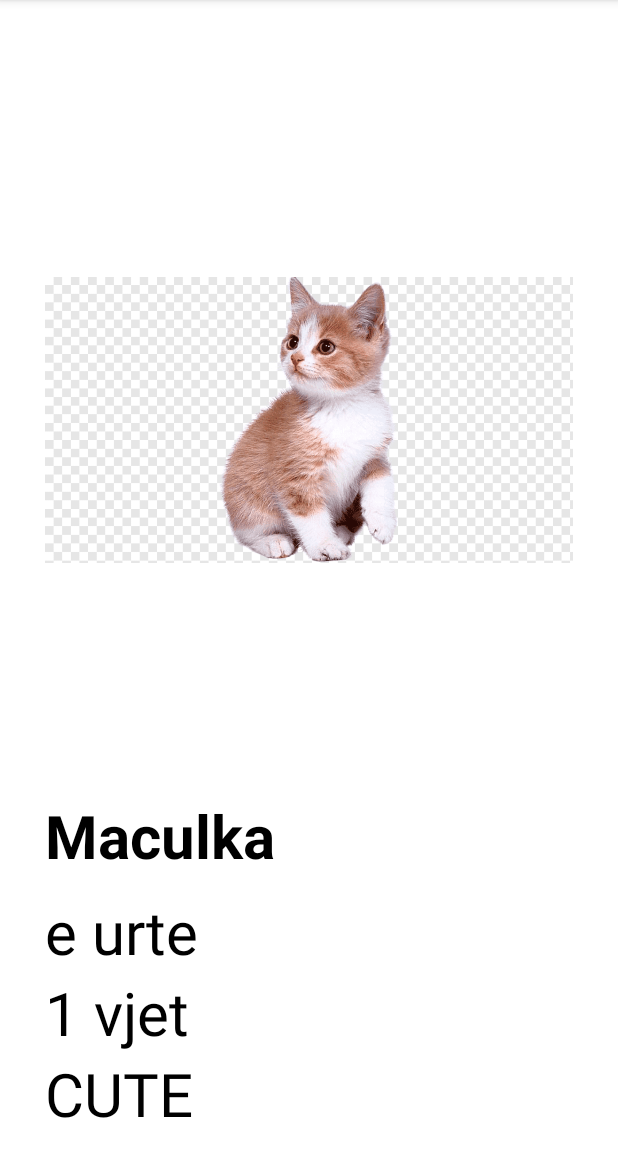
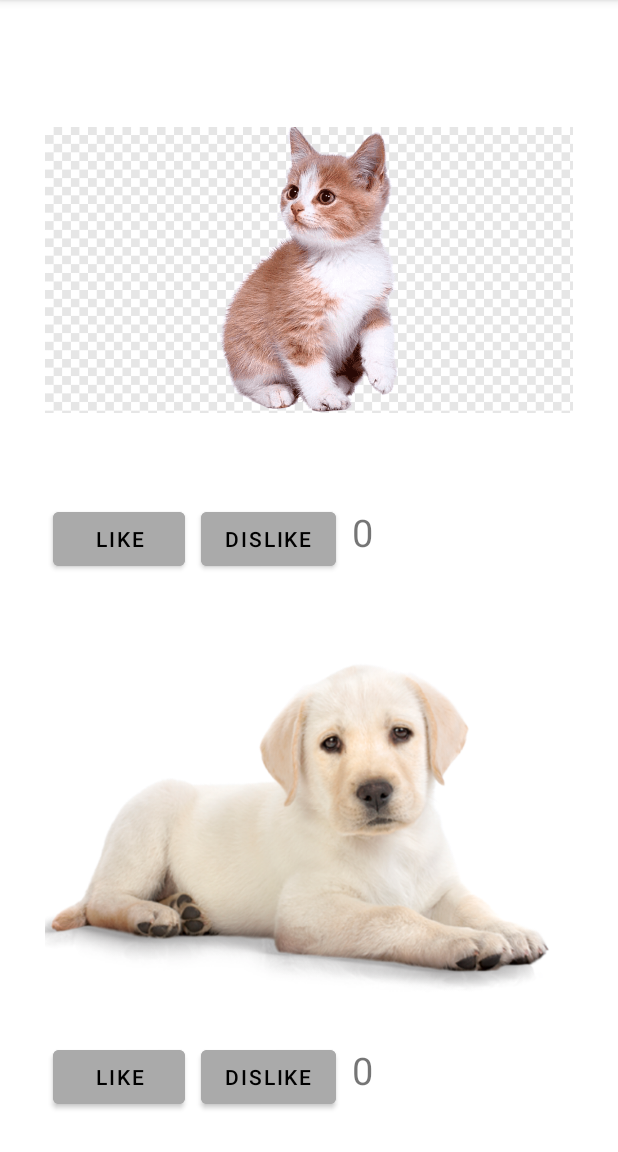
Before and after one commit to arlindiDev/cactussmobile, an Android app: the screen it shows after launch (MainActivity), on a phone screen of 412 x 824 dp, the part 84-1236 px from its top. Run offline under Robolectric (Android 15) with nearby library versions, the phone set to English and light mode, and no system bars.

Commit message:
Animals Feed App finished

```diff
--- a/app/src/main/java/com/mojo/myapplication/MainActivity.kt
+++ b/app/src/main/java/com/mojo/myapplication/MainActivity.kt
@@ -1,12 +1,15 @@
 package com.mojo.myapplication
 
+import android.graphics.Color
 import android.os.Bundle
 import android.view.View
+import android.widget.Button
 import android.widget.ImageView
 import android.widget.TextView
 import androidx.annotation.DrawableRes
 import androidx.appcompat.app.AppCompatActivity
 import androidx.appcompat.widget.LinearLayoutCompat
+import androidx.core.view.isVisible
 
 class MainActivity : AppCompatActivity() {
 
@@ -19,35 +22,56 @@ class MainActivity : AppCompatActivity() {
         content = findViewById(R.id.content)
 
         val animals = listOf(
-            Cat("Maculka", R.drawable.cat, "e urte", "1 vjet", true),
-            Dog("Bubi", R.drawable.dog, "qen i mir", "3 vet"),
-            Dog("Reksi", R.drawable.dog1, "qen i mir", "4 vet"),
-            Dog("Sharri", R.drawable.dog2, "qen i mir", "1 vet"),
-            Cat("Maca", R.drawable.cat, "e urte", "1 vjet", false),
-            Dog("Haski", R.drawable.dog3, "qen i mir", "2 muj"),
-            Dog("Meksi", R.drawable.dog4, "qen i mir", "3 vet"),
-            Dog("Lacy", R.drawable.dog5, "qen i mir", "1 vet"),
+            Cat("Maculka", R.drawable.cat, "e urte", "1 vjet", isCute = true, likesCount = 0),
+            Dog("Bubi", R.drawable.dog, "qen i mir", "3 vjet", 0),
+            Dog("Reksi", R.drawable.dog1, "qen i mir", "4 vjet", 0),
+            Dog("Sharri", R.drawable.dog2, "qen i mir", "1 vjet", 0),
+            Cat("Maca", R.drawable.cat, "e urte", "1 vjet", 0, isCute = false),
+            Dog("Haski", R.drawable.dog3, "qen i mir", "2 muj", 0),
+            Dog("Meksi", R.drawable.dog4, "qen i mir", "3 vjet", 0),
+            Dog("Lacy", R.drawable.dog5, "qen i mir", "1 vjet", 0),
         )
 
         for (animal in animals) {
             val animalItem: View = layoutInflater.inflate(R.layout.animal_item, null)
-
             val animalNameText = animalItem.findViewById<TextView>(R.id.animalNameText)
             val animalImage = animalItem.findViewById<ImageView>(R.id.animalImage)
             val animalDescription = animalItem.findViewById<TextView>(R.id.descriptionText)
             val ageText = animalItem.findViewById<TextView>(R.id.ageText)
             val cuteText = animalItem.findViewById<TextView>(R.id.cuteText)
+            var showLikes = animalItem.findViewById<TextView>(R.id.likesNumber)
+            val likeButton = animalItem.findViewById<Button>(R.id.likeButton)
+            val dislikeButton = animalItem.findViewById<Button>(R.id.dislikeButton)
 
             animalNameText.text = animal.name
             animalImage.setImageResource(animal.image)
             animalDescription.text = animal.description
             ageText.text = animal.age
+            showLikes.text = animal.likesCount.toString()
 
-            if(animal is Cat && animal.isCute) {
-                cuteText.visibility = View.VISIBLE
+            content.addView(animalItem)
+
+            animalImage.setOnClickListener() {
+                animalDescription.isVisible = true
+                ageText.isVisible = true
+                animalNameText.isVisible = true
+                if (animal is Cat && animal.isCute) {
+                    cuteText.visibility = View.VISIBLE
+                }
+
             }
 
-            content.addView(animalItem)
+            likeButton.setOnClickListener() {
+                animal.likesCount++
+                showLikes.text = animal.likesCount.toString()
+                likeButton.setBackgroundColor(Color.BLUE)
+            }
+            dislikeButton.setOnClickListener() {
+                animal.likesCount = animal.likesCount - 1
+                showLikes.text = animal.likesCount.toString()
+                dislikeButton.setBackgroundColor(Color.RED)
+            }
+
         }
     }
 }
@@ -57,6 +81,7 @@ open class Animal(
     @DrawableRes val image: Int,
     val description: String,
     val age: String,
+    var likesCount: Int
 )
 
 class Dog(
@@ -64,12 +89,14 @@ class Dog(
     image: Int,
     description: String,
     age: String,
-) : Animal(name, image, description, age)
+    likesCount: Int
+) : Animal(name, image, description, age, likesCount)
 
 class Cat(
     name: String,
     image: Int,
     description: String,
     age: String,
+    likesCount: Int,
     val isCute: Boolean
-) : Animal(name, image, description, age)
+) : Animal(name, image, description, age, likesCount)
--- a/app/src/main/res/layout/animal_item.xml
+++ b/app/src/main/res/layout/animal_item.xml
@@ -7,11 +7,12 @@
     <ImageView
         android:id="@+id/animalImage"
         android:layout_width="match_parent"
-        android:layout_height="wrap_content"
+        android:layout_height="300dp"
         android:src="@drawable/dog" />
 
     <TextView
         android:id="@+id/animalNameText"
+        android:visibility="gone"
         android:layout_width="match_parent"
         android:layout_height="wrap_content"
         android:layout_marginBottom="10dp"
@@ -22,6 +23,7 @@
 
     <TextView
         android:id="@+id/descriptionText"
+        android:visibility="gone"
         android:layout_width="match_parent"
         android:layout_height="wrap_content"
         android:text="Qeni i mire i shpis tmire, nuk han"
@@ -31,6 +33,7 @@
     <TextView
         android:id="@+id/ageText"
         android:layout_width="match_parent"
+        android:visibility="gone"
         android:layout_height="wrap_content"
         android:text="mosha: 3 vjet"
         android:textColor="#000"
@@ -44,5 +47,37 @@
         android:visibility="gone"
         android:textColor="#000"
         android:textSize="40sp" />
+    <LinearLayout
+        android:layout_width="match_parent"
+        android:layout_height="wrap_content"
+        android:orientation="horizontal"
+        >
+    <Button
+        android:id="@+id/likeButton"
+        android:layout_width="wrap_content"
+        android:layout_height="wrap_content"
+        android:text="LIKE"
+        android:layout_margin="5dp"
+        android:textColor="@color/black"
+        android:backgroundTint="@android:color/darker_gray"
+        />
+    <Button
+        android:id="@+id/dislikeButton"
+        android:layout_width="wrap_content"
+        android:layout_height="wrap_content"
+        android:text="DISLIKE"
+        android:layout_margin="5dp"
+        android:textColor="@color/black"
+        android:backgroundTint="@android:color/darker_gray"
+        />
+    <TextView
+        android:id="@+id/likesNumber"
+        android:layout_width="wrap_content"
+        android:layout_height="wrap_content"
+        android:layout_margin="5dp"
+        android:text="0"
+        android:textSize="25dp"
+        />
+</LinearLayout>
 
 </androidx.appcompat.widget.LinearLayoutCompat>
```
